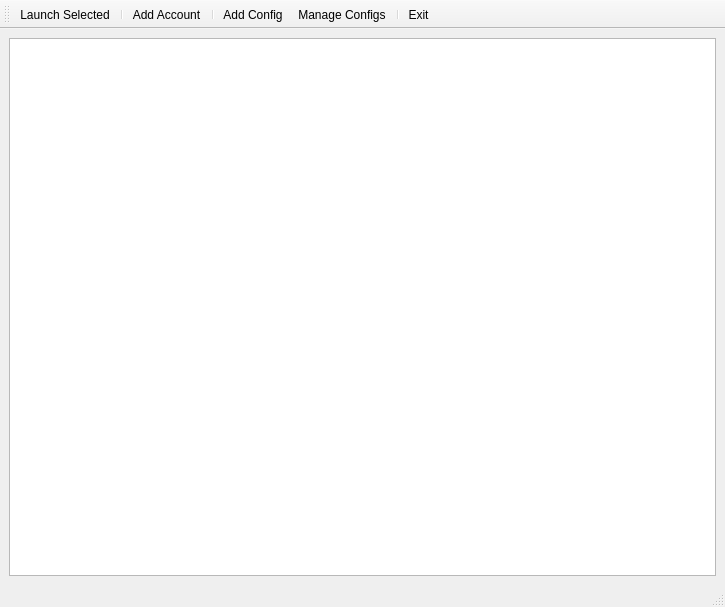
Old version of the form mcl/gui/main_window.ui in the repository narthollis/eve-mcl.
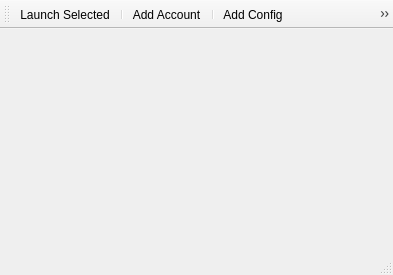
New version of the form. Icons and pictures are not drawn.

```diff
--- a/mcl/gui/main_window.ui
+++ b/mcl/gui/main_window.ui
@@ -6,8 +6,8 @@
    <rect>
     <x>0</x>
     <y>0</y>
-    <width>725</width>
-    <height>607</height>
+    <width>393</width>
+    <height>275</height>
    </rect>
   </property>
   <property name="windowTitle">
@@ -16,7 +16,7 @@
   <widget class="QWidget" name="centralwidget">
    <layout class="QVBoxLayout" name="verticalLayout">
     <item>
-     <widget class="QColumnView" name="columnViewAccountList"/>
+     <layout class="QGridLayout" name="accountGridLayout"/>
     </item>
    </layout>
   </widget>
```
